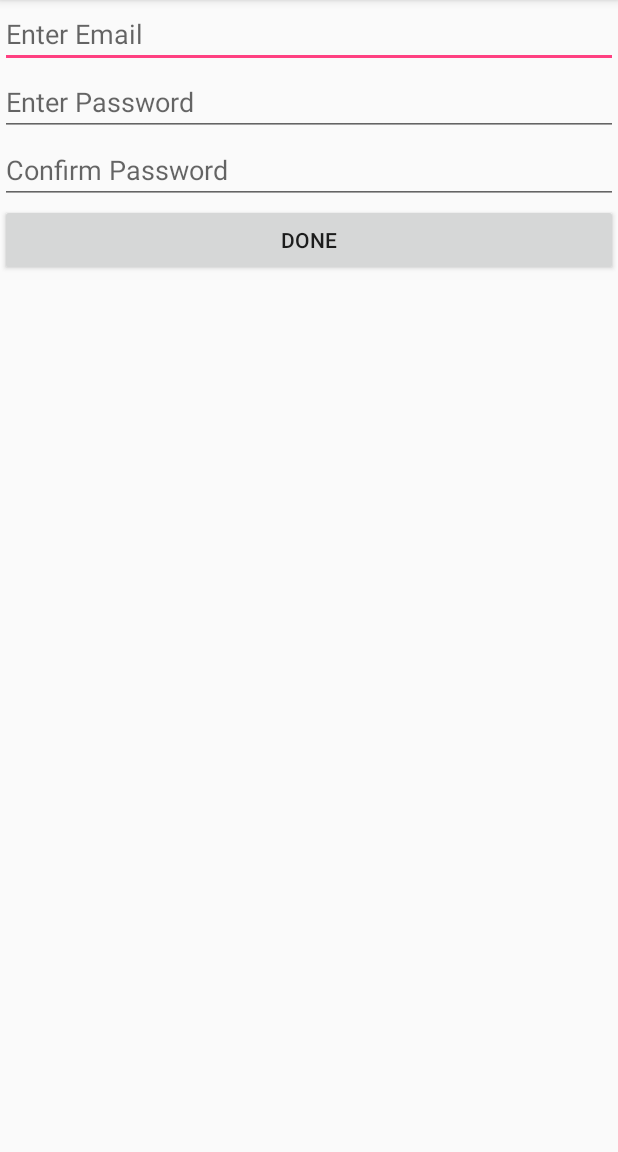
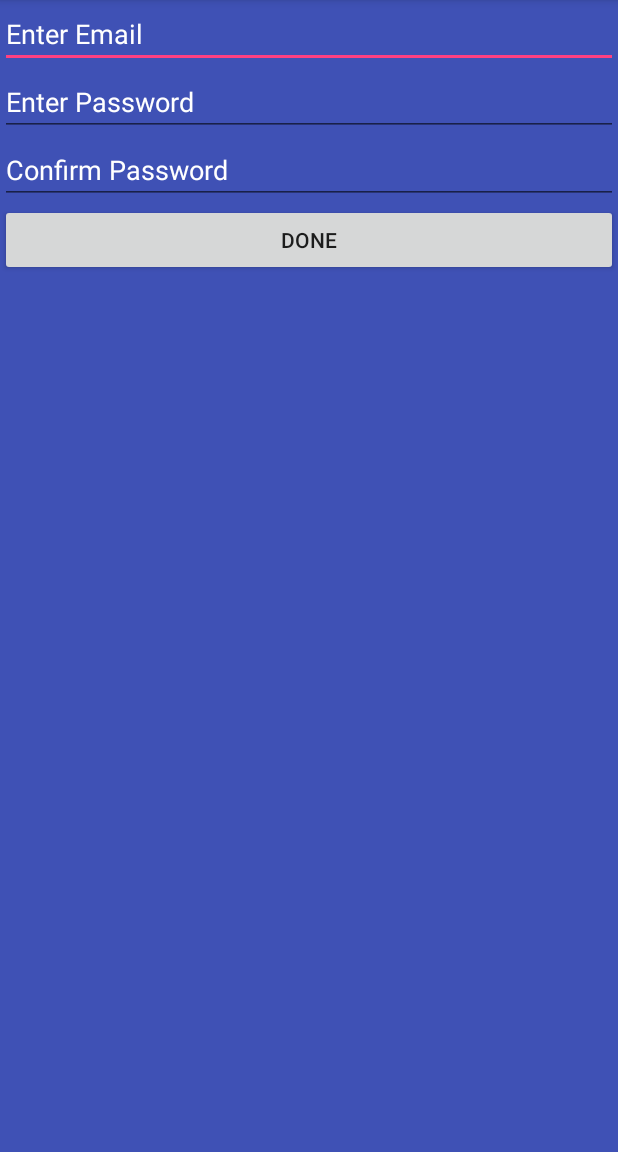
Before and after one commit to harsmeet/loginPage, an Android app: the Register screen opened directly, with no data from a screen before it, on a phone screen of 412 x 824 dp, the part 84-1236 px from its top. Run offline under Robolectric (Android 15) with nearby library versions, the phone set to English and light mode, and no system bars.

Commit message:
layout register

```diff
--- a/app/src/main/res/layout/register.xml
+++ b/app/src/main/res/layout/register.xml
@@ -3,12 +3,16 @@
     xmlns:android="http://schemas.android.com/apk/res/android"
     xmlns:tools="http://schemas.android.com/tools"
     android:orientation="vertical"
+    android:background="@color/colorPrimary"
+
     android:layout_width="match_parent"
     android:layout_height="match_parent">
 
     <EditText
         android:id="@+id/et_email"
         android:hint="Enter Email"
+        android:textColor="#ffffff"
+        android:textColorHint="#ffffff"
         android:layout_width="match_parent"
         android:layout_height="wrap_content"
         tools:ignore="TextFields" />
@@ -16,6 +20,8 @@
     <EditText
         android:id="@+id/et_password"
         android:hint="Enter Password"
+        android:textColor="#ffffff"
+        android:textColorHint="#ffffff"
         android:layout_width="match_parent"
         android:layout_height="wrap_content"
         tools:ignore="TextFields" />
@@ -23,6 +29,8 @@
     <EditText
         android:id="@+id/et_ConfirmPassword"
         android:hint="Confirm Password"
+        android:textColor="#ffffff"
+        android:textColorHint="#ffffff"
         android:layout_width="match_parent"
         android:layout_height="wrap_content"
         tools:ignore="TextFields" />
```
